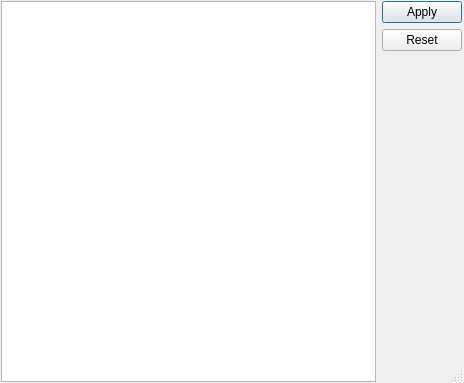
The window that src/projectM-qt/qpreseteditordialog.ui (projectM-visualizer/projectm) describes before a commit, drawn with Qt 5.
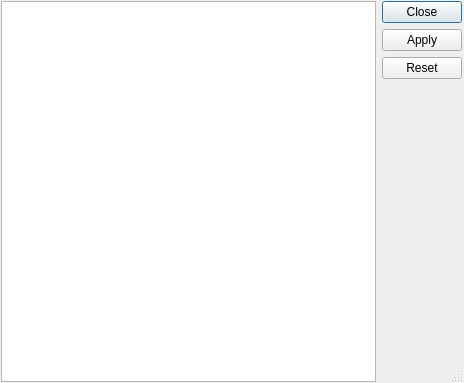
The same window after the commit. Custom widgets are drawn as their Qt base class.

Commit message: added close button to editor dialog (otherwise mac is at a loss)

```diff
--- a/src/projectM-qt/qpreseteditordialog.ui
+++ b/src/projectM-qt/qpreseteditordialog.ui
@@ -47,7 +47,7 @@
        <enum>Qt::Vertical</enum>
       </property>
       <property name="standardButtons" >
-       <set>QDialogButtonBox::Apply|QDialogButtonBox::NoButton|QDialogButtonBox::Reset</set>
+       <set>QDialogButtonBox::Apply|QDialogButtonBox::Close|QDialogButtonBox::NoButton|QDialogButtonBox::Reset</set>
       </property>
      </widget>
     </item>
```
